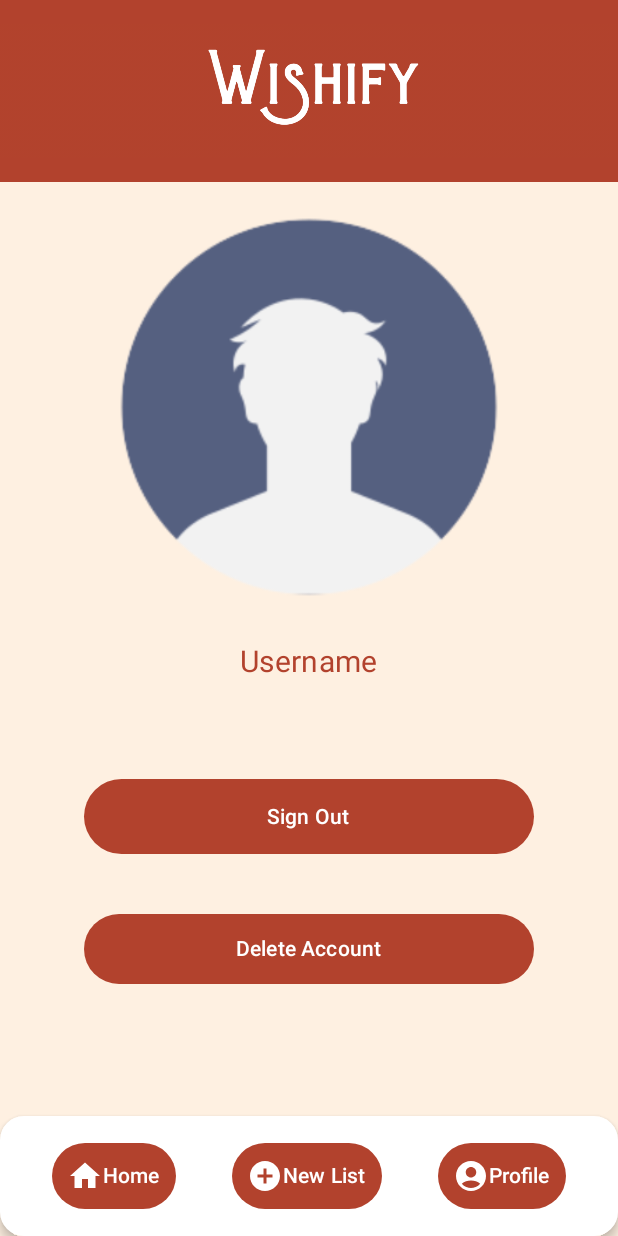
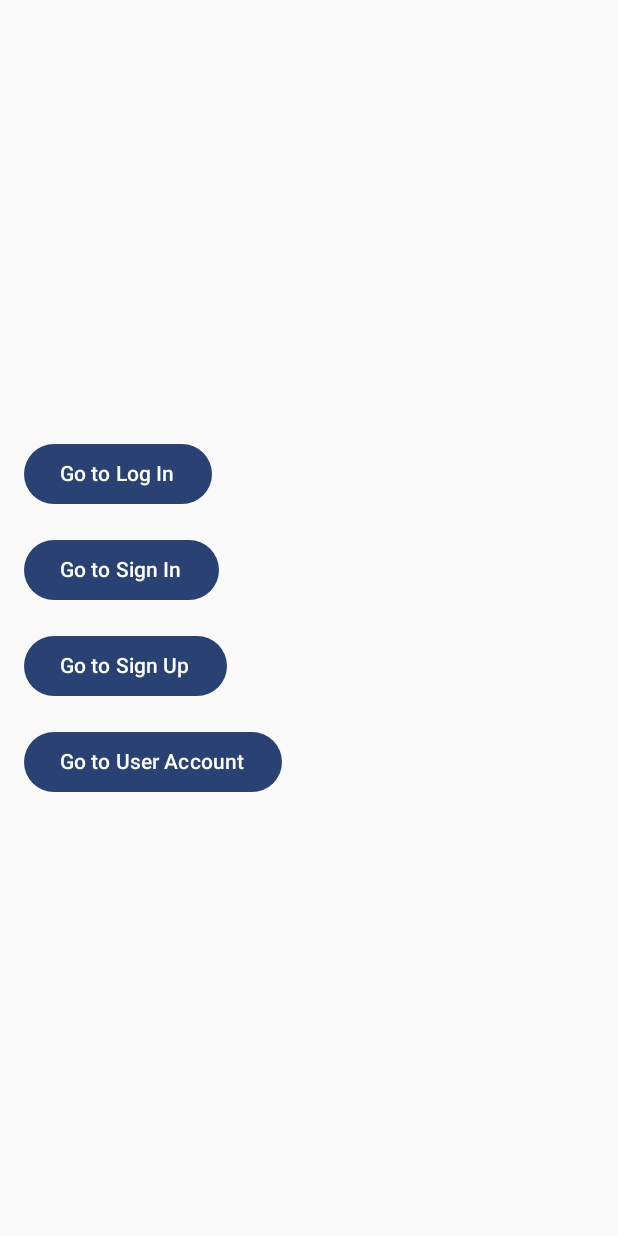
Before and after one commit to AleWWH1104/Proyecto_PPM, an Android app built with Jetpack Compose: the screen it shows after launch (MainActivity), on a phone screen of 412 x 824 dp. Run offline under Robolectric (Android 15) with nearby library versions, the phone set to English and light mode, and no system bars.

Commit message:
Ver en main

```diff
--- a/app/src/main/java/com/wishify/proyecto_ppm/MainActivity.kt
+++ b/app/src/main/java/com/wishify/proyecto_ppm/MainActivity.kt
@@ -4,23 +4,19 @@ import android.os.Bundle
 import androidx.activity.ComponentActivity
 import androidx.activity.compose.setContent
 import androidx.activity.enableEdgeToEdge
-import androidx.compose.foundation.layout.fillMaxSize
-import androidx.compose.foundation.layout.padding
-import androidx.compose.material3.Scaffold
+import androidx.activity.compose.BackHandler
+import androidx.compose.foundation.layout.*
+import androidx.compose.material3.Button
 import androidx.compose.material3.Text
-import androidx.compose.runtime.Composable
+import androidx.compose.runtime.*
 import androidx.compose.ui.Modifier
 import androidx.compose.ui.tooling.preview.Preview
-
+import androidx.compose.ui.unit.dp
 import com.wishify.proyecto_ppm.ui.theme.AppTheme
-
-import com.wishify.proyecto_ppm.ui.wishLists.view.AddList_Screen
-
 import com.wishify.proyecto_ppm.ui.account.view.LogIn
 import com.wishify.proyecto_ppm.ui.account.view.SignIn
 import com.wishify.proyecto_ppm.ui.account.view.SignUp
 import com.wishify.proyecto_ppm.ui.account.view.UserAccount
-
 
 class MainActivity : ComponentActivity() {
     override fun onCreate(savedInstanceState: Bundle?) {
@@ -28,22 +24,55 @@ class MainActivity : ComponentActivity() {
         enableEdgeToEdge()
         setContent {
             AppTheme {
-                //LogIn()
-                //SignIn()
-                //SignUp()
-                UserAccount()
+                GreetingPreview()
             }
         }
     }
 }
 
-@Preview(showBackground = true)
 @Composable
 fun GreetingPreview() {
-    AppTheme {
-        //LogIn()
-        //SignIn()
-        //SignUp()
-        UserAccount()
+    // Variable de estado para rastrear qué pantalla mostrar
+    var currentScreen by remember { mutableStateOf("menu") }
+
+    // Manejador de acción para cuando se presiona el botón de regresar
+    BackHandler(enabled = currentScreen != "menu") {
+        currentScreen = "menu" // Regresa al menú principal
+    }
+
+    when (currentScreen) {
+        "menu" -> MainMenu(onButtonClick = { selectedScreen ->
+            currentScreen = selectedScreen
+        })
+        "login" -> LogIn()
+        "signin" -> SignIn()
+        "signup" -> SignUp()
+        "useraccount" -> UserAccount()
     }
 }
+
+@Composable
+fun MainMenu(onButtonClick: (String) -> Unit) {
+    Column(
+        modifier = Modifier
+            .fillMaxSize()
+            .padding(16.dp),
+        verticalArrangement = Arrangement.Center
+    ) {
+        Button(onClick = { onButtonClick("login") }) {
+            Text("Go to Log In")
+        }
+        Spacer(modifier = Modifier.height(16.dp))
+        Button(onClick = { onButtonClick("signin") }) {
+            Text("Go to Sign In")
+        }
+        Spacer(modifier = Modifier.height(16.dp))
+        Button(onClick = { onButtonClick("signup") }) {
+            Text("Go to Sign Up")
+        }
+        Spacer(modifier = Modifier.height(16.dp))
+        Button(onClick = { onButtonClick("useraccount") }) {
+            Text("Go to User Account")
+        }
+    }
+}
```
